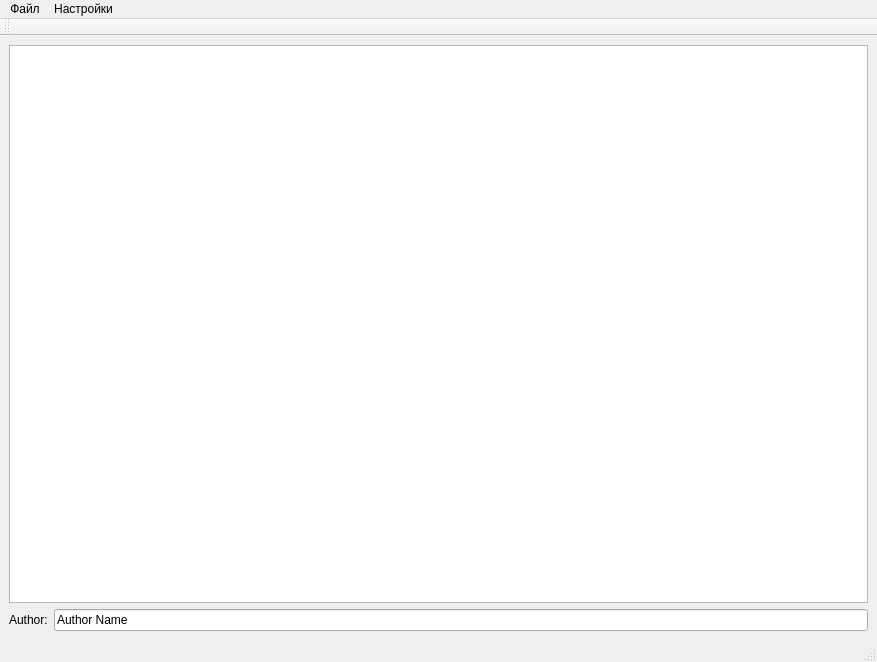
Qt form MyTextEditor/mainwindow.ui (Mr-Morgan/Qt) before a commit.
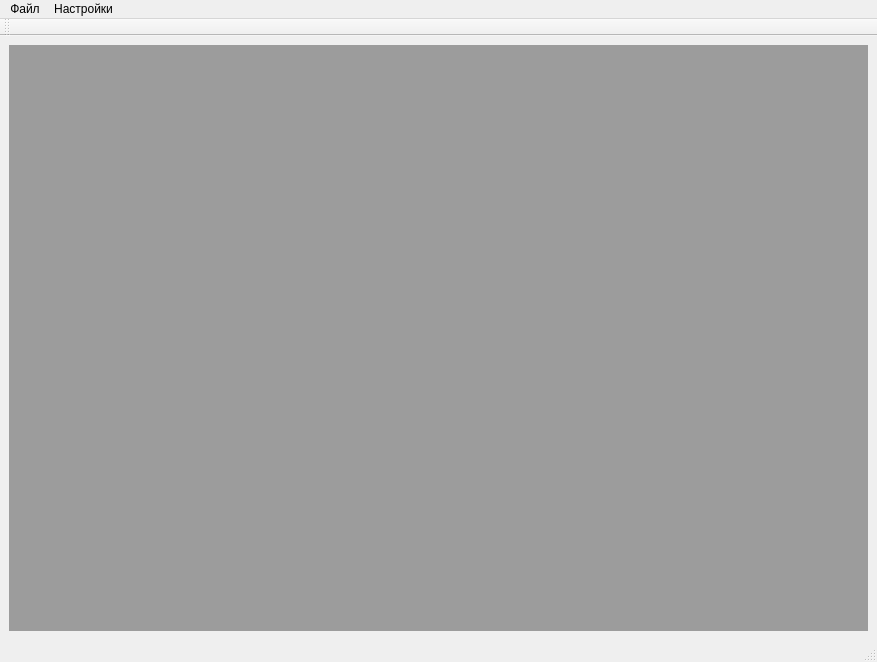
The same form after that commit. Icons and pictures are not drawn. Custom widgets are drawn as their Qt base class.

Patch:
```diff
--- a/MyTextEditor/mainwindow.ui
+++ b/MyTextEditor/mainwindow.ui
@@ -22,34 +22,19 @@
   </property>
   <widget class="QWidget" name="centralwidget">
    <layout class="QGridLayout" name="gridLayout">
-    <item row="0" column="0">
-     <widget class="MyTextEdit" name="textEdit">
-      <property name="undoRedoEnabled">
-       <bool>false</bool>
+    <item row="0" column="1">
+     <widget class="QMdiArea" name="mdiArea">
+      <property name="background">
+       <brush brushstyle="SolidPattern">
+        <color alpha="255">
+         <red>156</red>
+         <green>156</green>
+         <blue>156</blue>
+        </color>
+       </brush>
       </property>
      </widget>
     </item>
-    <item row="1" column="0">
-     <layout class="QHBoxLayout" name="horizontalLayout">
-      <item>
-       <widget class="QLabel" name="label">
-        <property name="text">
-         <string>&lt;html&gt;&lt;head/&gt;&lt;body&gt;&lt;p&gt;&lt;span style=&quot; color:#000000;&quot;&gt;Author:&lt;/span&gt;&lt;/p&gt;&lt;/body&gt;&lt;/html&gt;</string>
-        </property>
-        <property name="textFormat">
-         <enum>Qt::RichText</enum>
-        </property>
-       </widget>
-      </item>
-      <item>
-       <widget class="QLineEdit" name="lineEdit">
-        <property name="text">
-         <string>Author Name</string>
-        </property>
-       </widget>
-      </item>
-     </layout>
-    </item>
    </layout>
   </widget>
   <widget class="QMenuBar" name="menubar">
@@ -247,13 +232,6 @@
    </property>
   </action>
  </widget>
- <customwidgets>
-  <customwidget>
-   <class>MyTextEdit</class>
-   <extends>QTextEdit</extends>
-   <header>mytextedit.h</header>
-  </customwidget>
- </customwidgets>
  <resources>
   <include location="resources.qrc"/>
  </resources>
```
Left out of the diff: 28 changed lines with no effect on the pictures.
